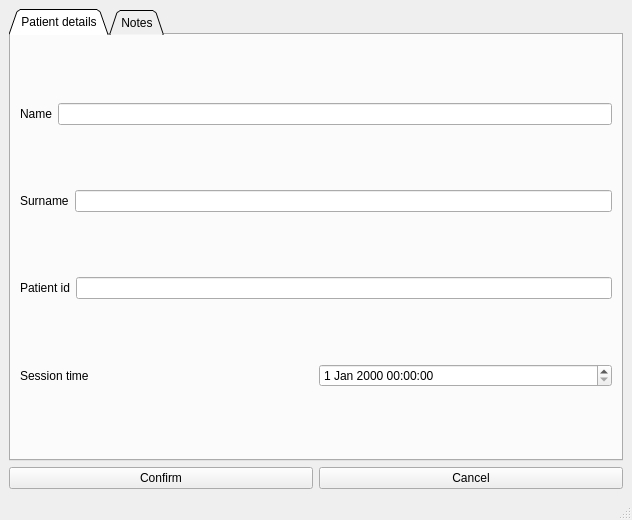
Qt form POML060_v1/stagetwonew.ui (viniltc/POML060) before a commit.
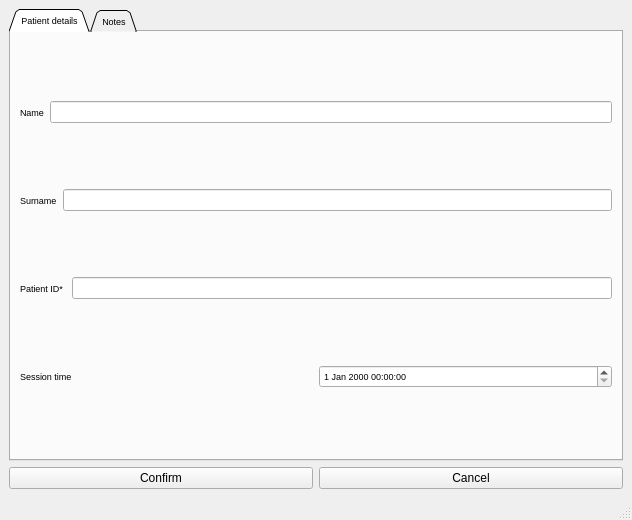
The same form after that commit. The open tabs and pages were chosen to show the change.

```diff
--- a/POML060_v1/stagetwonew.ui
+++ b/POML060_v1/stagetwonew.ui
@@ -19,6 +19,11 @@
      <layout class="QVBoxLayout" name="verticalLayout">
       <item>
        <widget class="QTabWidget" name="tabWidget">
+        <property name="font">
+         <font>
+          <pointsize>7</pointsize>
+         </font>
+        </property>
         <property name="tabShape">
          <enum>QTabWidget::Triangular</enum>
         </property>
@@ -37,6 +42,11 @@
            <layout class="QHBoxLayout" name="horizontalLayout_2">
             <item>
              <widget class="QLabel" name="label">
+              <property name="font">
+               <font>
+                <pointsize>7</pointsize>
+               </font>
+              </property>
               <property name="text">
                <string>Name</string>
               </property>
@@ -51,6 +61,11 @@
            <layout class="QHBoxLayout" name="horizontalLayout_3">
             <item>
              <widget class="QLabel" name="label_2">
+              <property name="font">
+               <font>
+                <pointsize>7</pointsize>
+               </font>
+              </property>
               <property name="text">
                <string>Surname</string>
               </property>
@@ -65,8 +80,13 @@
            <layout class="QHBoxLayout" name="horizontalLayout_4">
             <item>
              <widget class="QLabel" name="label_3">
+              <property name="font">
+               <font>
+                <pointsize>7</pointsize>
+               </font>
+              </property>
               <property name="text">
-               <string>Patient id</string>
+               <string>Patient ID* </string>
               </property>
              </widget>
             </item>
@@ -79,6 +99,11 @@
            <layout class="QHBoxLayout" name="horizontalLayout_5">
             <item>
              <widget class="QLabel" name="label_4">
+              <property name="font">
+               <font>
+                <pointsize>7</pointsize>
+               </font>
+              </property>
               <property name="text">
                <string>Session time</string>
               </property>
```
Left out of the diff: 2 changed lines with no effect on the pictures.
